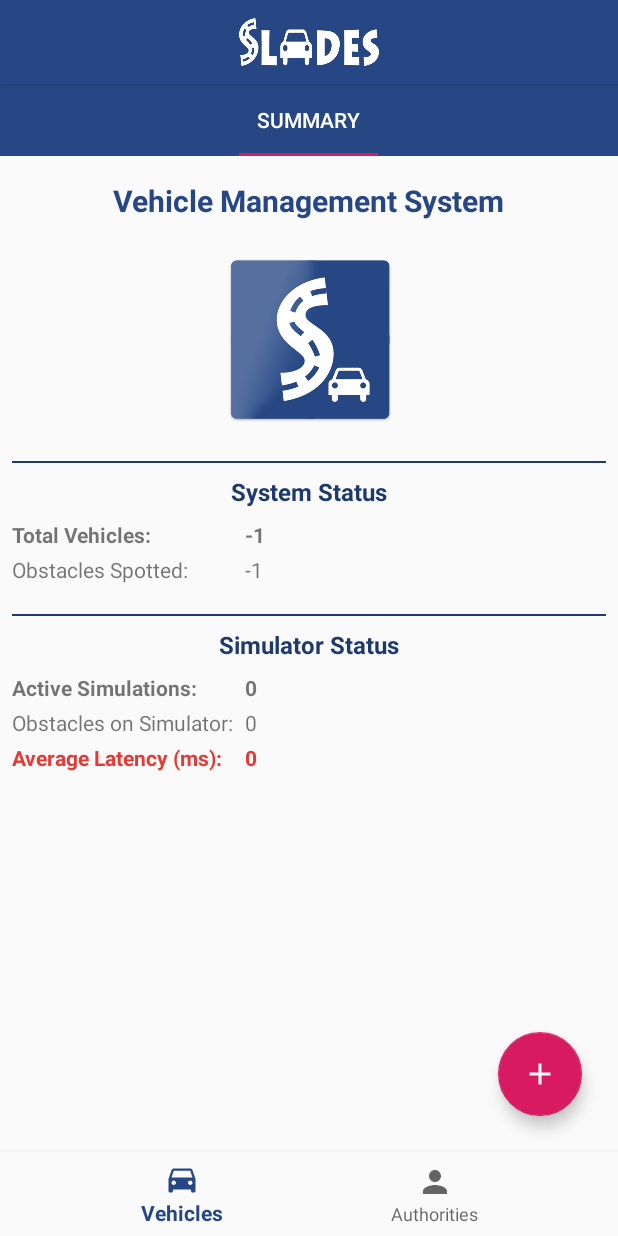
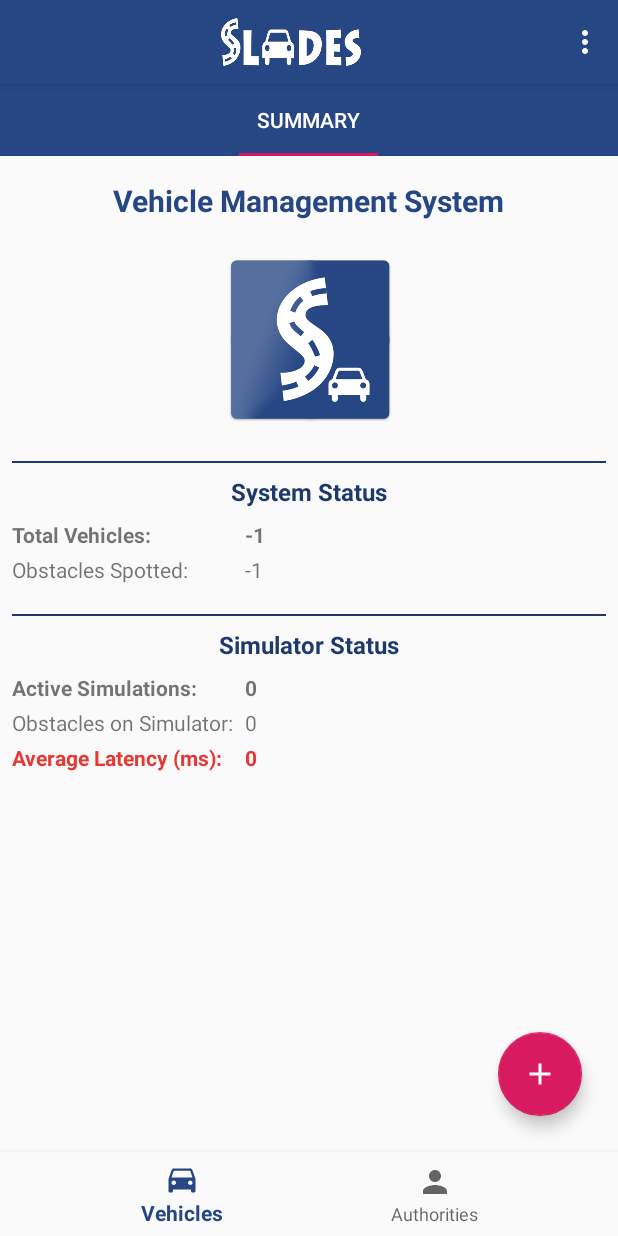
Before and after one commit to dkarageo/SladesCompanion, an Android app: the screen it shows after launch (MainActivity), on a phone screen of 412 x 824 dp. Run offline under Robolectric (Android 15) with nearby library versions, the phone set to English and light mode, and no system bars; 9 statements that could not run were skipped.

Commit message:
Added action bar menu.
Added action bar menu.

```diff
--- a/app/src/main/java/com/dkarageo/sladescompanion/MainActivity.java
+++ b/app/src/main/java/com/dkarageo/sladescompanion/MainActivity.java
@@ -4,6 +4,7 @@ import com.dkarageo.sladescompanion.authorities.AuthoritiesFragment;
 import com.dkarageo.sladescompanion.vehicles.VehiclesFragment;
 import com.dkarageo.sladescompanion.vehicles.simulator.SimulationsManager;
 
+import android.content.Intent;
 import android.os.Bundle;
 import android.support.annotation.NonNull;
 import android.support.design.widget.BottomNavigationView;
@@ -13,6 +14,8 @@ import android.support.v4.app.FragmentTransaction;
 import android.support.v7.app.ActionBar;
 import android.support.v7.app.AppCompatActivity;
 import android.util.Log;
+import android.view.Menu;
+import android.view.MenuInflater;
 import android.view.MenuItem;
 
 import java.util.HashMap;
@@ -138,4 +141,22 @@ public class MainActivity extends AppCompatActivity {
 
         mSimulationsManager.terminateAllSimulations();
     }
+
+    @Override
+    public boolean onCreateOptionsMenu(Menu menu) {
+        MenuInflater inflater = getMenuInflater();
+        inflater.inflate(R.menu.action_bar_menu, menu);
+        return true;
+    }
+
+    @Override
+    public boolean onOptionsItemSelected(MenuItem item) {
+        switch (item.getItemId()) {
+            case R.id.action_bar_about:
+                startActivity(new Intent(this, AboutActivity.class));
+                return true;
+            default:
+                return super.onOptionsItemSelected(item);
+        }
+    }
 }
--- /dev/null
+++ b/app/src/main/res/drawable/action_bar_about_icon.xml
@@ -0,0 +1,9 @@
+<vector xmlns:android="http://schemas.android.com/apk/res/android"
+        android:width="24dp"
+        android:height="24dp"
+        android:viewportWidth="24.0"
+        android:viewportHeight="24.0">
+    <path
+        android:fillColor="#FF000000"
+        android:pathData="M12,2C6.48,2 2,6.48 2,12s4.48,10 10,10 10,-4.48 10,-10S17.52,2 12,2zM13,17h-2v-6h2v6zM13,9h-2L11,7h2v2z"/>
+</vector>
--- /dev/null
+++ b/app/src/main/res/menu/action_bar_menu.xml
@@ -0,0 +1,9 @@
+<?xml version="1.0" encoding="utf-8"?>
+<menu xmlns:android="http://schemas.android.com/apk/res/android"
+    xmlns:app="http://schemas.android.com/apk/res-auto">
+    <item
+        android:id="@+id/action_bar_about"
+        android:title="@string/action_bar_about_title"
+        android:icon="@drawable/action_bar_about_icon"
+        app:showAsAction="never"/>
+</menu>
--- a/app/src/main/res/values/strings.xml
+++ b/app/src/main/res/values/strings.xml
@@ -4,6 +4,9 @@
     <!-- Bottom Navigation Bar -->
     <string name="navBar_title_vehicles">Vehicles</string>
     <string name="navBar_title_authorities">Authorities</string>
+
+    <!-- Action Bar Menu -->
+    <string name="action_bar_about_title">About</string>
 
     <!-- Vehicles Tabs Titles -->
     <string name="vehicles_tab_summary_title">Summary</string>
```
Also changed, not shown: 1 other file.
